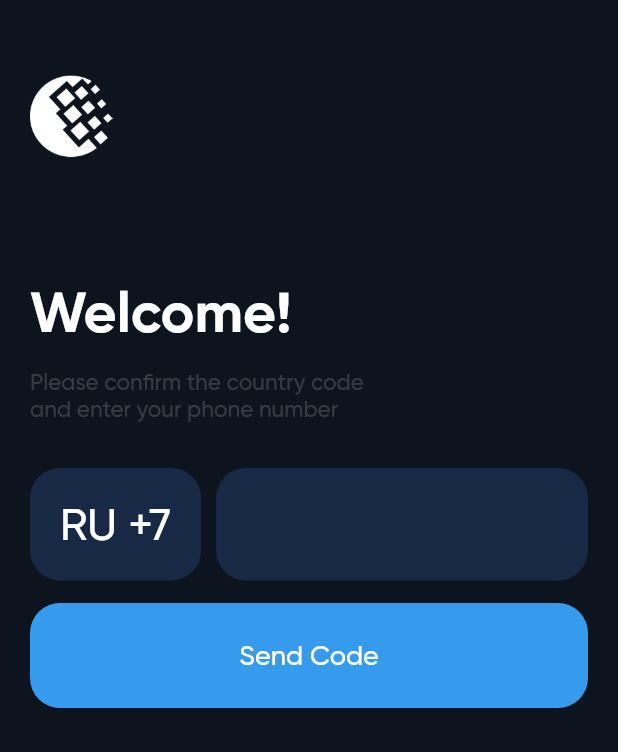
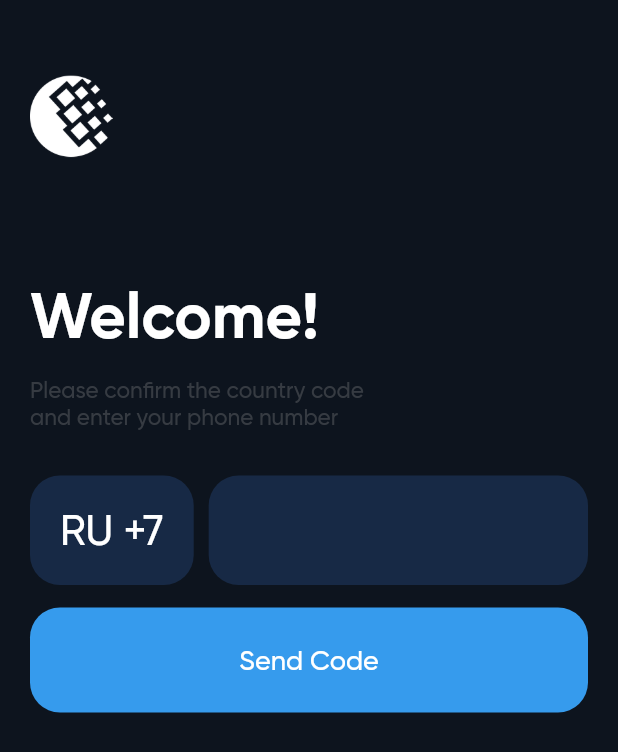
Before and after one commit to blyoha/flutter-web-wallet, a Flutter app: the screen it shows after launch, on a phone screen of 412 x 824 dp. Shown: the top 752 px of the screen. Run offline on Flutter 3.47's test engine with Material 2 defaults, Android fonts, the phone set to English and light mode, and no system bars; our stand-ins replace mask_text_input_formatter.

Commit message:
Added interactive text widget.

```diff
--- a/lib/constants/constants.dart
+++ b/lib/constants/constants.dart
@@ -18,7 +18,10 @@ class AppTexts {
   static TextStyle secondaryStyle =
       TextStyle(color: AppColors.textColor2, fontSize: 15);
   static TextStyle headerStyle = TextStyle(
-      color: AppColors.textColor1, fontSize: 38, fontWeight: FontWeight.bold);
+      color: AppColors.textColor1, fontSize: 42, fontWeight: FontWeight.bold);
   static TextStyle numberStyle =
-      TextStyle(color: AppColors.textColor1, fontSize: 30);
+      TextStyle(color: AppColors.textColor1, fontSize: 28);
+  static TextStyle interactiveStyle = TextStyle(
+      color: AppColors.focusColor,
+      fontSize: 15);
 }
```
Also changed, not shown: lib/ui/widgets/interactive_text.dart (added, +14 -0 lines).
